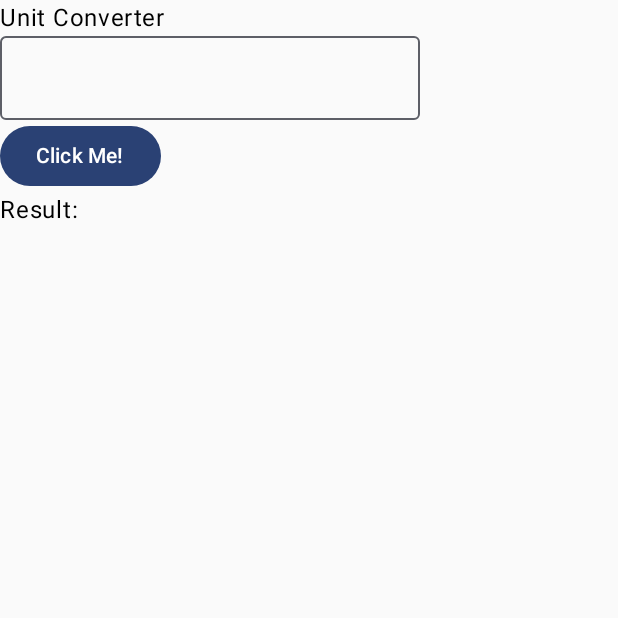
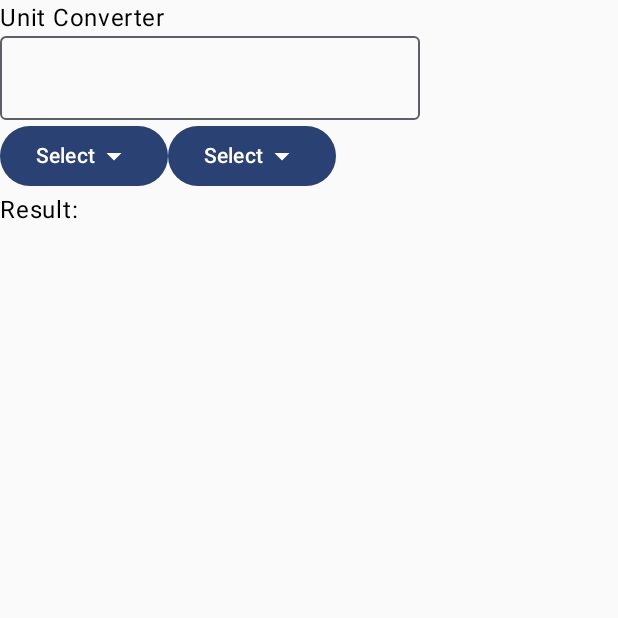
Before and after one commit to euclidesdry/uniit.converter-kotlin, an Android app built with Jetpack Compose: the screen it shows after launch (MainActivity), on a phone screen of 412 x 824 dp, the top half of it. Run offline under Robolectric (Android 15) with nearby library versions, the phone set to English and light mode, and no system bars.

Commit message:
feat: adding Box, Icons and DropDownMenus

```diff
--- a/app/src/main/java/com/example/uniitconverter/MainActivity.kt
+++ b/app/src/main/java/com/example/uniitconverter/MainActivity.kt
@@ -1,17 +1,19 @@
 package com.example.uniitconverter
 
 import android.os.Bundle
-import android.widget.Toast
 import androidx.activity.ComponentActivity
 import androidx.activity.compose.setContent
 import androidx.activity.enableEdgeToEdge
+import androidx.compose.foundation.layout.Box
 import androidx.compose.foundation.layout.Column
 import androidx.compose.foundation.layout.Row
+import androidx.compose.material.icons.Icons
+import androidx.compose.material.icons.filled.ArrowDropDown
 import androidx.compose.material3.Button
+import androidx.compose.material3.Icon
 import androidx.compose.material3.OutlinedTextField
 import androidx.compose.material3.Text
 import androidx.compose.runtime.Composable
-import androidx.compose.ui.platform.LocalContext
 import androidx.compose.ui.tooling.preview.Preview
 import com.example.uniitconverter.ui.theme.UniitConverterTheme
 
@@ -34,14 +36,19 @@ fun UnitConverter() {
         OutlinedTextField(value = "", onValueChange = {})
 
         Row {
-            val context = LocalContext.current
-
-            Button(onClick = { Toast
-                .makeText(context,
-                    "Thanks for clicking!",
-                    Toast.LENGTH_LONG).show() })
-            {
-                Text("Click Me!")
+            Box {
+                Button(onClick = {}) {
+                    Text("Select")
+                    Icon(Icons.Default.ArrowDropDown,
+                        contentDescription = "Arrow Down")
+                }
+            }
+            Box {
+                Button(onClick = {}) {
+                    Text("Select")
+                    Icon(Icons.Default.ArrowDropDown,
+                        contentDescription = "Arrow Down")
+                }
             }
         }
         Text("Result:")
```
